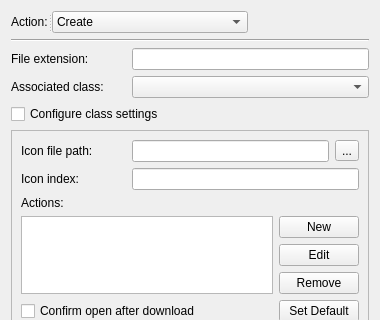
Before: the Qt Designer form src/apps/mvvm-folders/folder_options/fileextensionwidget.ui in august-alt/policy-preferences-editor-prototype, drawn with Qt 5; both pictures show x 0 to 380 and y 0 to 320 of the 380 by 471 pixel window.
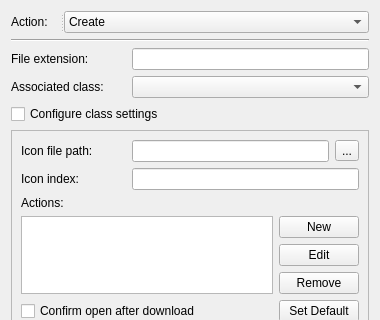
After: the same form once the commit is applied.

Commit message: feat: fill file extension widget and item

```diff
--- a/src/apps/mvvm-folders/folder_options/fileextensionwidget.ui
+++ b/src/apps/mvvm-folders/folder_options/fileextensionwidget.ui
@@ -14,63 +14,6 @@
    <string>Form</string>
   </property>
   <layout class="QGridLayout" name="gridLayout_2">
-   <item row="0" column="0" colspan="2">
-    <widget class="QSplitter" name="splitter">
-     <property name="orientation">
-      <enum>Qt::Horizontal</enum>
-     </property>
-     <widget class="QLabel" name="actionLabel">
-      <property name="sizePolicy">
-       <sizepolicy hsizetype="Preferred" vsizetype="Preferred">
-        <horstretch>1</horstretch>
-        <verstretch>0</verstretch>
-       </sizepolicy>
-      </property>
-      <property name="font">
-       <font>
-        <pointsize>9</pointsize>
-       </font>
-      </property>
-      <property name="text">
-       <string>Action:</string>
-      </property>
-      <property name="buddy">
-       <cstring>actionComboBox</cstring>
-      </property>
-     </widget>
-     <widget class="QComboBox" name="actionComboBox">
-      <property name="sizePolicy">
-       <sizepolicy hsizetype="Preferred" vsizetype="Fixed">
-        <horstretch>3</horstretch>
-        <verstretch>0</verstretch>
-       </sizepolicy>
-      </property>
-      <property name="currentText">
-       <string>Create</string>
-      </property>
-      <item>
-       <property name="text">
-        <string>Create</string>
-       </property>
-      </item>
-      <item>
-       <property name="text">
-        <string>Replace</string>
-       </property>
-      </item>
-      <item>
-       <property name="text">
-        <string>Update</string>
-       </property>
-      </item>
-      <item>
-       <property name="text">
-        <string>Delete</string>
-       </property>
-      </item>
-     </widget>
-    </widget>
-   </item>
    <item row="3" column="0">
     <widget class="QLabel" name="classLabel">
      <property name="text">
@@ -273,6 +216,63 @@
      </property>
     </spacer>
    </item>
+   <item row="0" column="0" colspan="3">
+    <widget class="QSplitter" name="splitter">
+     <property name="orientation">
+      <enum>Qt::Horizontal</enum>
+     </property>
+     <widget class="QLabel" name="actionLabel">
+      <property name="sizePolicy">
+       <sizepolicy hsizetype="Preferred" vsizetype="Preferred">
+        <horstretch>1</horstretch>
+        <verstretch>0</verstretch>
+       </sizepolicy>
+      </property>
+      <property name="font">
+       <font>
+        <pointsize>9</pointsize>
+       </font>
+      </property>
+      <property name="text">
+       <string>Action:</string>
+      </property>
+      <property name="buddy">
+       <cstring>actionComboBox</cstring>
+      </property>
+     </widget>
+     <widget class="QComboBox" name="actionComboBox">
+      <property name="sizePolicy">
+       <sizepolicy hsizetype="Preferred" vsizetype="Fixed">
+        <horstretch>3</horstretch>
+        <verstretch>0</verstretch>
+       </sizepolicy>
+      </property>
+      <property name="currentText">
+       <string>Create</string>
+      </property>
+      <item>
+       <property name="text">
+        <string>Create</string>
+       </property>
+      </item>
+      <item>
+       <property name="text">
+        <string>Replace</string>
+       </property>
+      </item>
+      <item>
+       <property name="text">
+        <string>Update</string>
+       </property>
+      </item>
+      <item>
+       <property name="text">
+        <string>Delete</string>
+       </property>
+      </item>
+     </widget>
+    </widget>
+   </item>
   </layout>
  </widget>
  <tabstops>
```
Left out of the diff: 6 changed lines with no effect on the pictures. The commit also changes 3 other files.
